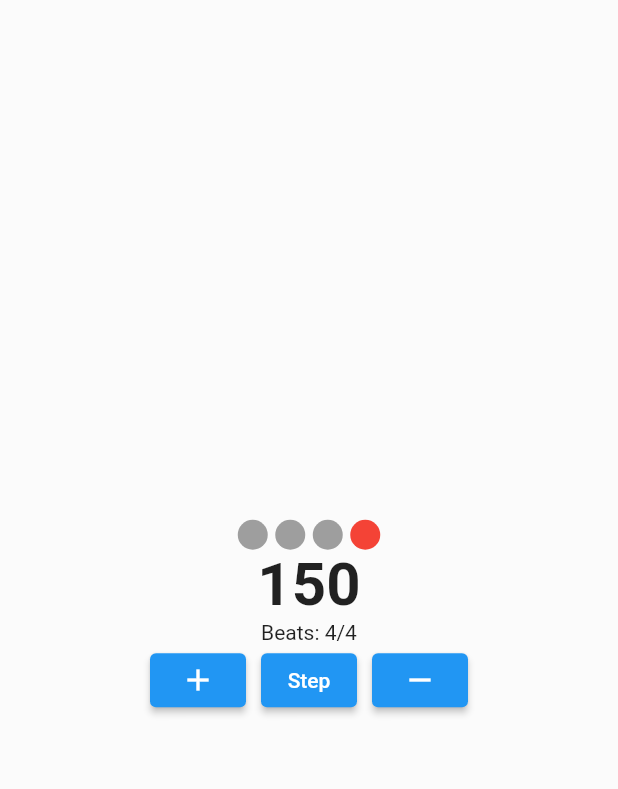
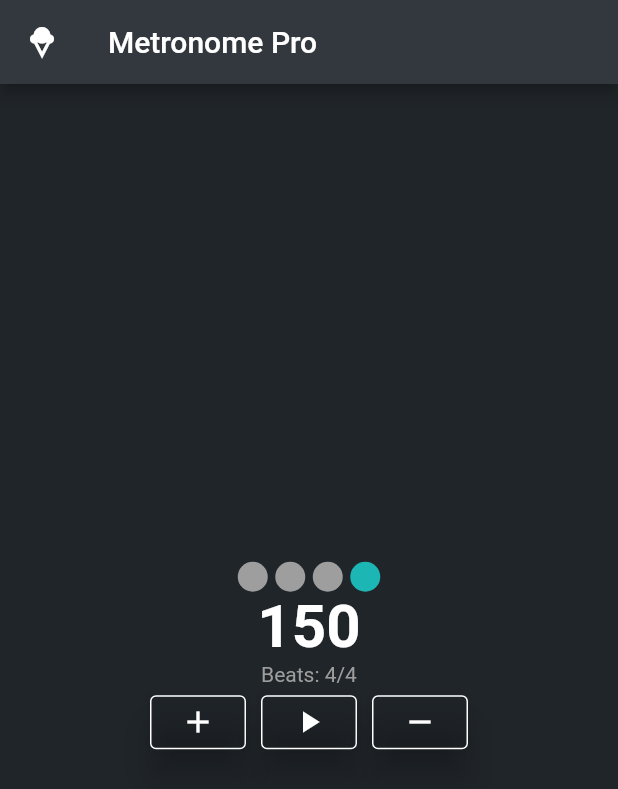
Before and after one commit to Elynvalur/metronome, a Flutter app: the screen it shows after launch, on a phone screen of 412 x 824 dp. Shown: the top 789 px of the screen. Run offline on Flutter 3.47's test engine with Material 2 defaults, Android fonts, the phone set to English and light mode, and no system bars.

Commit message:
Edit colors and app style; Add AppBar; fix bugs

```diff
--- a/lib/constants/colors.dart
+++ b/lib/constants/colors.dart
@@ -1,12 +1,11 @@
 import 'package:flutter/material.dart';
 
-const Color foregroundPrimary = Color(0xFF323250);
-const Color foregroundSecondary = Color.fromARGB(255, 99, 99, 126);
-const Color foregroundHint = Color.fromARGB(255, 180, 180, 183);
-const Color foregroundWarning = Color(0xFFFF7864);
+const Color backgroundDark1 = Color(0xFF202529);
+const Color backgroundDark2 = Color(0xFF32383D);
+const Color backgroundDark3 = Color(0xFF4C555C);
 
-const Color bgLight = Color(0xFFFBFBFB);
-const Color bgGrey = Color.fromARGB(255, 237, 237, 237);
+const Color textPrimary = Colors.white;
+const Color textSecondary = Colors.grey;
 
-const Color bulletInactive = foregroundHint;
-const Color bulletActive = foregroundPrimary;
+const Color beatBulletActive = Color(0xFF1CB6B4);
+const Color beatBulletInactive = Colors.grey;
--- a/lib/main.dart
+++ b/lib/main.dart
@@ -1,4 +1,5 @@
 import 'package:flutter/material.dart';
+import 'package:flutter/services.dart';
 import 'package:metronome/screens/metronome/metronome.dart';
 
 void main() {
@@ -15,6 +16,7 @@ class MetronomeApp extends StatefulWidget {
 class _MetronomeState extends State<MetronomeApp> {
   @override
   Widget build(BuildContext context) {
+    SystemChrome.setSystemUIOverlayStyle(SystemUiOverlayStyle.light);
     return const MaterialApp(
       home: Metronome()
     );
--- a/lib/screens/metronome/metronome.dart
+++ b/lib/screens/metronome/metronome.dart
@@ -27,7 +27,12 @@ class _MetronomeState extends State<Metronome> {
   @override
   Widget build(BuildContext context) {
     return Scaffold(
-      backgroundColor: bgLight,
+      appBar: AppBar(
+        backgroundColor: backgroundDark2,
+        leading: const Icon(Icons.icecream),
+        title: const Text('Metronome Pro'),
+      ),
+      backgroundColor: backgroundDark1,
       body: Center(
         child: Column(
           mainAxisAlignment: MainAxisAlignment.center,
--- a/lib/screens/metronome/widgets/beat_bar_widget.dart
+++ b/lib/screens/metronome/widgets/beat_bar_widget.dart
@@ -1,4 +1,5 @@
 import 'package:flutter/material.dart';
+import 'package:metronome/constants/colors.dart';
 import 'package:metronome/models/beat_bullet.dart';
 import 'package:metronome/models/time_signature.dart';
 
@@ -26,7 +27,7 @@ class _BeatBarWidgetState extends State<BeatBarWidget> {
     List<Widget> bar = [];
 
     for (BeatBullet bullet in beats.beatBullets) {
-      Color col = (bullet.isActive)? Colors.red : Colors.grey;
+      Color col = (bullet.isActive)? beatBulletActive : beatBulletInactive;
 
       bar.add(
         AnimatedContainer(
--- a/lib/screens/metronome/widgets/controls.dart
+++ b/lib/screens/metronome/widgets/controls.dart
@@ -1,59 +1,66 @@
 import 'package:flutter/material.dart';
-import 'package:flutter/src/widgets/container.dart';
-import 'package:flutter/src/widgets/framework.dart';
+import 'package:metronome/constants/colors.dart';
 
 import '../../../models/tempo.dart';
 import '../../../models/time_signature.dart';
 
 class Controls extends StatelessWidget {
-
   final Tempo tempo;
   final TimeSignature signature;
   final Function() notifyParent;
 
-  const Controls({
-    super.key,
+  const Controls(
+      {super.key,
       required this.tempo,
       required this.signature,
-    required this.notifyParent
-  });
+      required this.notifyParent});
 
   @override
   Widget build(BuildContext context) {
+
+    ButtonStyle buttonStyle = ButtonStyle(
+      backgroundColor: MaterialStateProperty.all(Colors.transparent),
+      elevation: MaterialStateProperty.all(10),
+      side: MaterialStateProperty.all(const BorderSide(color: textPrimary))
+    );
+
     return Column(
       mainAxisAlignment: MainAxisAlignment.center,
       children: [
-        Text('Beats: ${signature.beats}/${signature.signature}'),
+        Text(
+          'Beats: ${signature.beats}/${signature.signature}',
+          style: const TextStyle(color: textSecondary),
+        ),
         Row(
           mainAxisAlignment: MainAxisAlignment.center,
           children: [
             ElevatedButton(
-              onPressed: (){
+                onPressed: () {
                   signature.signature++;
                   notifyParent();
                 },
-              child: const Icon(Icons.add)
-            ),
+                style: buttonStyle,
+                child: const Icon(Icons.add)),
             const SizedBox(
               width: 10,
             ),
             ElevatedButton(
-              onPressed: (){
+                onPressed: () {
                   signature.nextBeat();
                   notifyParent();
                 },
-              child: const Text('Step')
-            ),
+                style: buttonStyle,
+                child: const Icon(Icons.play_arrow)),
             const SizedBox(
               width: 10,
             ),
             ElevatedButton(
-              onPressed: (){
+                onPressed: () {
                   signature.signature--;
                   notifyParent();
                 },
-              child: const Icon(Icons.remove)
-            )
+                style: buttonStyle,
+                child: const Icon(Icons.remove))
           ],
         )
       ],
--- a/lib/screens/metronome/widgets/tempometer.dart
+++ b/lib/screens/metronome/widgets/tempometer.dart
@@ -1,5 +1,7 @@
 import 'package:flutter/material.dart';
 import '../../../models/tempo.dart';
+
+import '../../../constants/colors.dart';
 
 class Tempometer extends StatelessWidget {
 
@@ -16,6 +18,7 @@ class Tempometer extends StatelessWidget {
       '${tempo.tempo}',
       style: const TextStyle(
         fontWeight: FontWeight.bold,
+        color: textPrimary,
         fontSize: 40
       ),
     );
```
Lines whose indentation alone changed are shown as unchanged.
